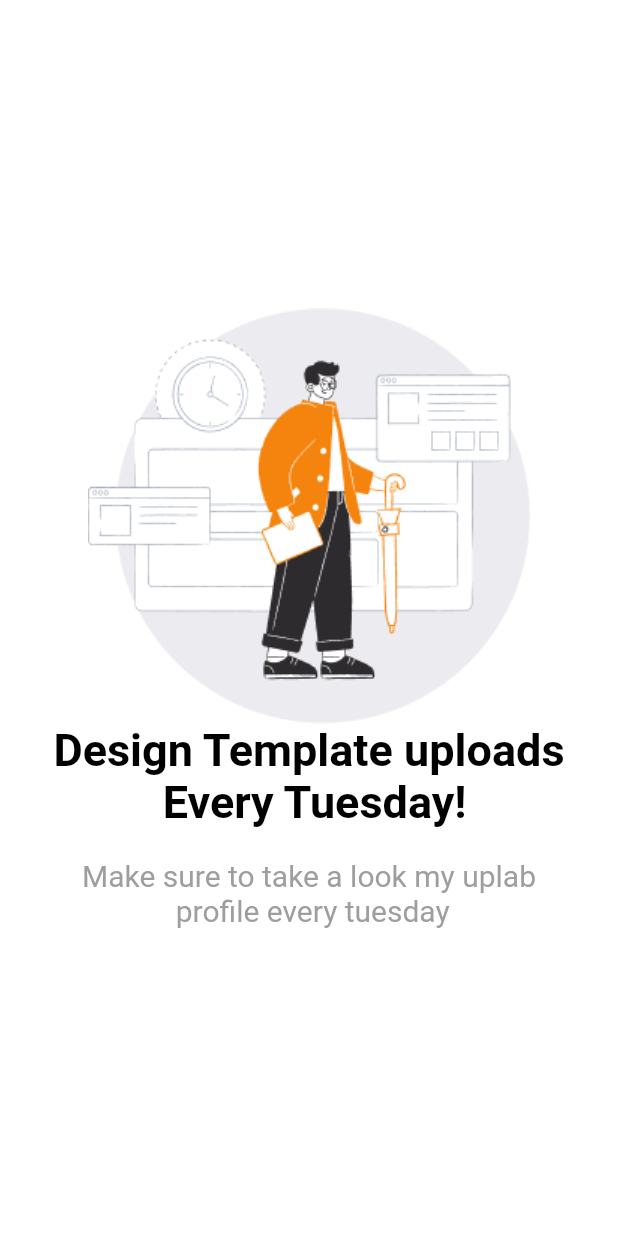
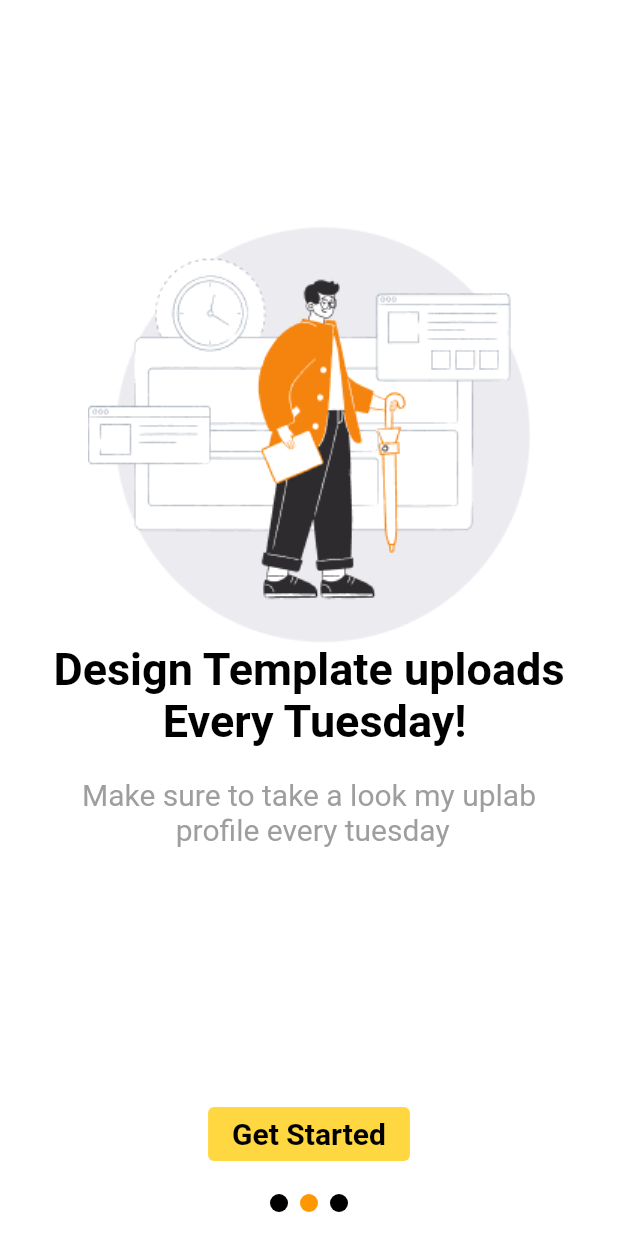
Before and after one commit to ParthZignuts/OnboardingScreens, a Flutter app: the screen it shows after launch, swiped to page 2, on a phone screen of 412 x 824 dp. Run offline on Flutter 3.47's test engine with Material 2 defaults, Android fonts, the phone set to English and light mode, and no system bars; drawn by our look-alikes of smooth_page_indicator.

Commit message:
add Onboarding screen

```diff
--- a/lib/main.dart
+++ b/lib/main.dart
@@ -12,18 +12,10 @@ class MyApp extends StatelessWidget {
   @override
   Widget build(BuildContext context) {
     return MaterialApp(
-      title: 'Flutter Demo',
+      debugShowCheckedModeBanner: false,
+      title: 'OnBoarding Screen',
       theme: ThemeData(
-        // This is the theme of your application.
-        //
-        // Try running your application with "flutter run". You'll see the
-        // application has a blue toolbar. Then, without quitting the app, try
-        // changing the primarySwatch below to Colors.green and then invoke
-        // "hot reload" (press "r" in the console where you ran "flutter run",
-        // or simply save your changes to "hot reload" in a Flutter IDE).
-        // Notice that the counter didn't reset back to zero; the application
-        // is not restarted.
-        primarySwatch: Colors.blue,
+        primarySwatch: Colors.orange,
       ),
       home: const OnboardingScreen(),
     );
--- a/lib/theme/app_color.dart
+++ b/lib/theme/app_color.dart
@@ -2,6 +2,8 @@ import 'package:flutter/material.dart';
 class AppColor{
   static const white=Colors.white;
   static const black=Colors.black;
+  static const orange=Colors.orange;
+  static const amberAccent=Colors.amberAccent;
 
 
 }
--- a/lib/theme/textstyles.dart
+++ b/lib/theme/textstyles.dart
@@ -3,6 +3,7 @@ import 'package:flutter/material.dart';
 class TextStyles {
   static const h1BoldWhite = TextStyle(color: Colors.white,fontWeight:FontWeight.bold,fontSize:30);
   static const h1BoldBlack = TextStyle(color: Colors.black,fontWeight:FontWeight.bold,fontSize:30);
+  static const h3BoldBlack = TextStyle(color: Colors.black,fontWeight:FontWeight.bold,fontSize:20);
 
   static const h5NormalGrey = TextStyle(color:Colors.grey,fontWeight:FontWeight.normal,fontSize:20);
 }
--- a/lib/view/onboarding_screen.dart
+++ b/lib/view/onboarding_screen.dart
@@ -1,6 +1,9 @@
 import 'package:flutter/material.dart';
 import 'package:onboardingscreen/theme/app_color.dart';
 import 'package:onboardingscreen/view/onboard_screen1.dart';
+import 'package:smooth_page_indicator/smooth_page_indicator.dart';
+
+import '../theme/textstyles.dart';
 
 class OnboardingScreen extends StatefulWidget {
   const OnboardingScreen({Key? key}) : super(key: key);
@@ -10,13 +13,30 @@ class OnboardingScreen extends StatefulWidget {
 }
 
 class _OnboardingScreenState extends State<OnboardingScreen> {
+  late PageController _pageController;
+  int _currentPageIndex = 0;
+
+  @override
+  void initState() {
+    super.initState();
+    _pageController = PageController();
+    _pageController.addListener(() {
+      setState(() {
+        _currentPageIndex = _pageController.page!.round();
+      });
+    });
+  }
+
   @override
   Widget build(BuildContext context) {
     return Scaffold(
       backgroundColor: AppColor.white,
       body: SafeArea(
-        child: Center(
+        child: Column(
+          children: [
+            Expanded(
               child: PageView(
+                controller: _pageController,
                 children: const [
                   OnboardScreens(
                       imgSrc: 'assets/images/s1.png',
@@ -34,8 +54,52 @@ class _OnboardingScreenState extends State<OnboardingScreen> {
                       description:
                           'You can follow me if you wantand comment \n on any to get some freebies'),
                 ],
-
               ),
+            ),
+            (_currentPageIndex == 2)? Padding(
+              padding: const EdgeInsets.all(16.0),
+              child: ElevatedButton(
+                style: const ButtonStyle(
+                  backgroundColor: MaterialStatePropertyAll(
+                    AppColor.orange,
+                  ),
+                ),
+                onPressed: () {},
+                child: const Text(
+                  'Get Started',
+                  style: TextStyles.h3BoldBlack,
+                ),
+              ),
+            ): const Padding(
+              padding: EdgeInsets.all(16.0),
+              child: ElevatedButton(
+                style: ButtonStyle(
+                  backgroundColor: MaterialStatePropertyAll(
+                    AppColor.amberAccent,
+                  ),
+                ),
+                onPressed: null,
+                child: Text(
+                  'Get Started',
+                  style: TextStyles.h3BoldBlack,
+                ),
+              ),
+            ),
+            Padding(
+              padding: const EdgeInsets.only(bottom: 16.0),
+              child: SmoothPageIndicator(
+                controller: _pageController,
+                count: 3,
+                effect: const JumpingDotEffect(
+                  dotColor: AppColor.black,
+                  activeDotColor: AppColor.orange,
+                  dotHeight: 12.0,
+                  dotWidth: 12.0,
+                  verticalOffset: 20,
+                ),
+              ),
+            ),
+          ],
         ),
       ),
     );
--- a/pubspec.yaml
+++ b/pubspec.yaml
@@ -35,6 +35,8 @@ dependencies:
   # The following adds the Cupertino Icons font to your application.
   # Use with the CupertinoIcons class for iOS style icons.
   cupertino_icons: ^1.0.2
+  flutter_page_indicator: ^0.0.3
+  smooth_page_indicator: ^1.0.1
 
 dev_dependencies:
   flutter_test:
```
Also changed, not shown: pubspec.lock, 1 other file. Lines whose indentation alone changed are shown as unchanged.
